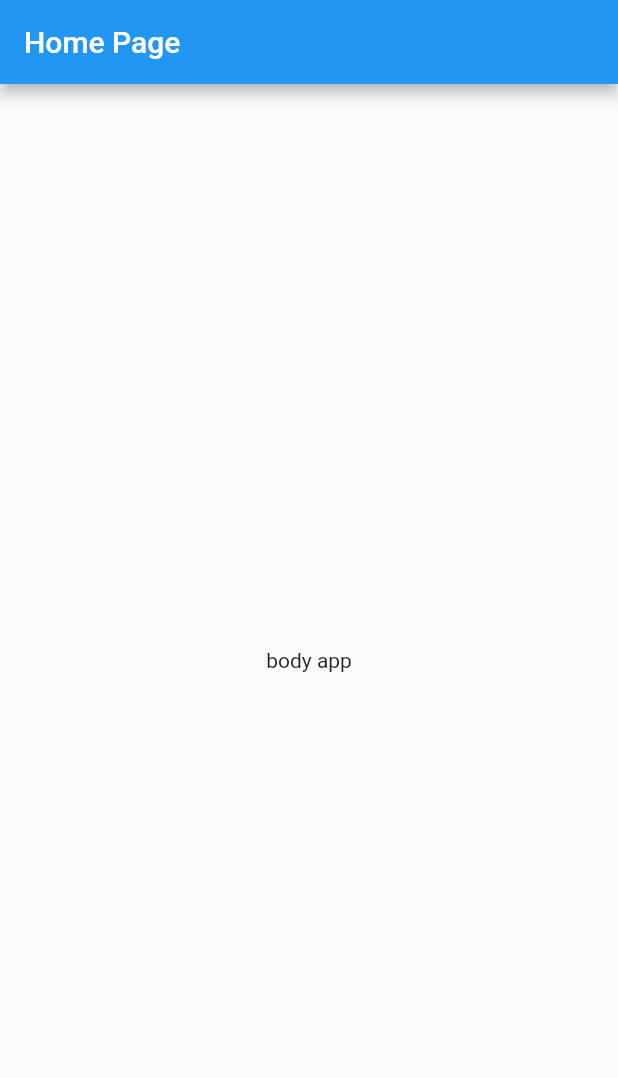
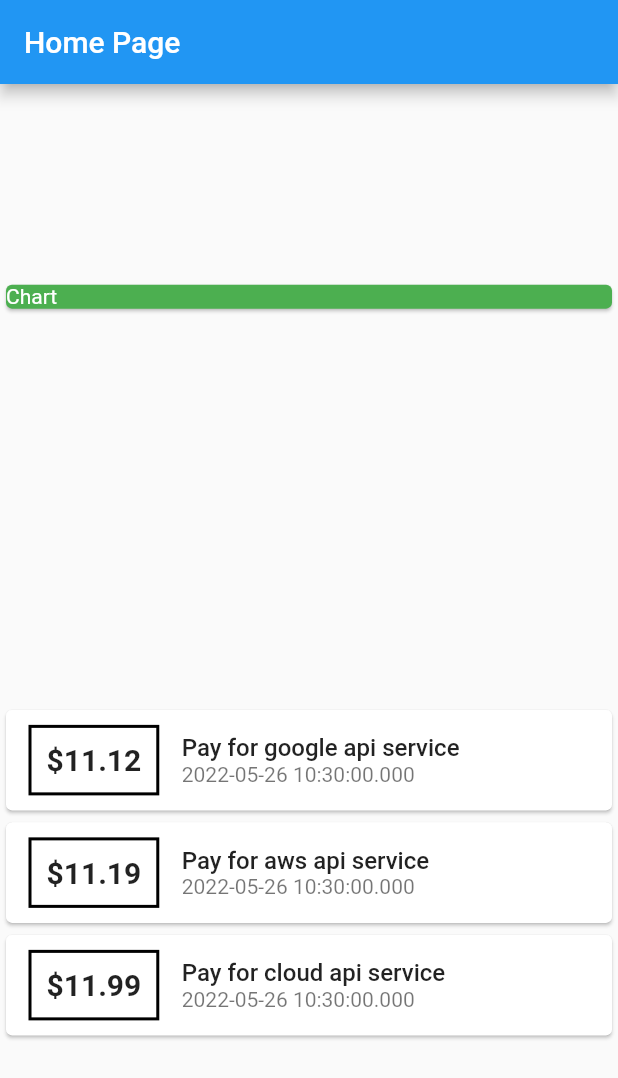
Before and after one commit to HealerNguyen/flutter_second_app, a Flutter app: the screen it shows after launch, on a phone screen of 412 x 824 dp. Shown: the top 1078 px of the screen. Run offline on Flutter 3.47's test engine with Material 2 defaults, Android fonts, the phone set to English and light mode, and no system bars.

Commit message:
add list transaction

```diff
--- a/lib/main.dart
+++ b/lib/main.dart
@@ -1,4 +1,6 @@
 import 'package:flutter/material.dart';
+import 'package:flutter/cupertino.dart';
+import 'package:second_app/transaction.dart';
 
 void main() {
   runApp(MyApp());
@@ -15,11 +17,63 @@ class MyApp extends StatelessWidget {
 }
 
 class MyHomePage extends StatelessWidget {
+  final List<Transaction> transactions = [
+    Transaction(1, 'Pay for google api service', 11.12, DateTime.now()),
+    Transaction(2, 'Pay for aws api service', 11.19, DateTime.now()),
+    Transaction(3, 'Pay for cloud api service', 11.99, DateTime.now())
+  ];
+
   @override
   Widget build(BuildContext context) {
     return Scaffold(
       appBar: AppBar(title: Text('Home Page')),
-      body: Center(child: Text('body app')),
+      body: Column(
+          mainAxisAlignment: MainAxisAlignment.spaceAround,
+          crossAxisAlignment: CrossAxisAlignment.stretch,
+          children: [
+            Container(
+              width: double.infinity,
+              child: Card(
+                color: Colors.green,
+                child: Text(
+                  'Chart',
+                  style: TextStyle(color: Colors.white),
+                ),
+                elevation: 1,
+              ),
+            ),
+            Column(
+                children: transactions.map((transaction) {
+              return Card(
+                child: Row(children: [
+                  Container(
+                    margin: EdgeInsets.symmetric(vertical: 10, horizontal: 15),
+                    padding: EdgeInsets.all(10),
+                    decoration: BoxDecoration(
+                      border: Border.all(color: Colors.black, width: 2),
+                    ),
+                    child: Text(
+                      '\$${transaction.amount}',
+                      style:
+                          TextStyle(fontWeight: FontWeight.bold, fontSize: 20),
+                    ),
+                  ),
+                  Column(
+                    crossAxisAlignment: CrossAxisAlignment.start,
+                    children: [
+                      Text(
+                        transaction.title,
+                        style: TextStyle(
+                            fontWeight: FontWeight.w500, fontSize: 16),
+                      ),
+                      Text(transaction.date.toString(),
+                          style: TextStyle(color: Colors.black54))
+                    ],
+                  )
+                ]),
+              );
+            }).toList())
+          ]),
     );
   }
 }
--- /dev/null
+++ b/lib/transaction.dart
@@ -0,0 +1,8 @@
+class Transaction {
+  double id;
+  String title;
+  double amount;
+  DateTime date;
+
+  Transaction(this.id, this.title, this.amount, this.date);
+}
```
